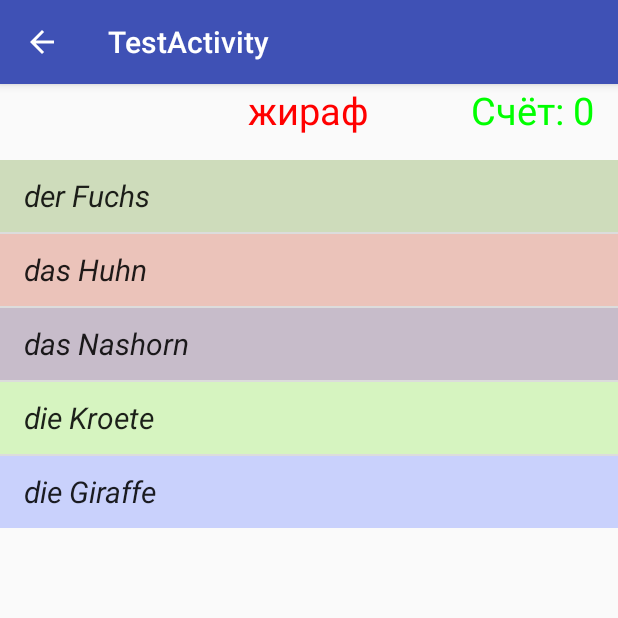
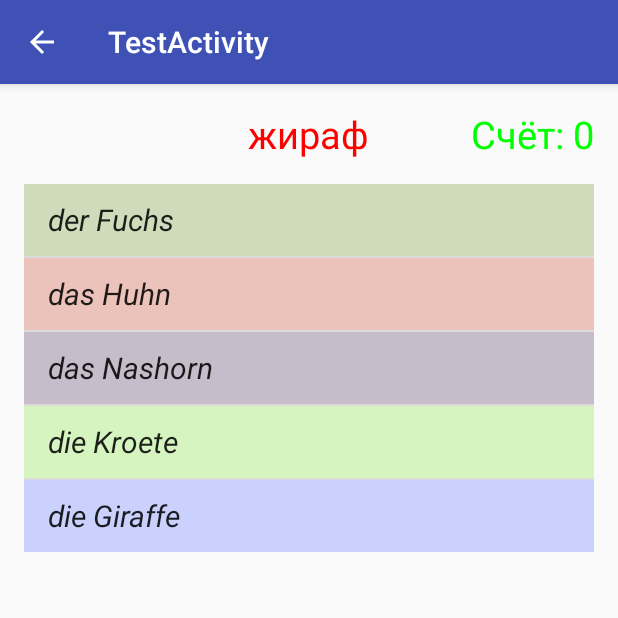
Before and after one commit to AIRAT1/LearnGermanWithNavigationDrawer, an Android app: the TestActivity screen opened directly, with no data from a screen before it, on a phone screen of 412 x 824 dp, the top half of it. Run offline under Robolectric (Android 15) with nearby library versions, the phone set to English and light mode, and no system bars.

Commit message:
add ViewHolder class + some optimizations

```diff
--- a/app/src/main/java/de/android/learngermanwithnavigationdrawer/MyArrayAdapter.java
+++ b/app/src/main/java/de/android/learngermanwithnavigationdrawer/MyArrayAdapter.java
@@ -1,6 +1,6 @@
 package de.android.learngermanwithnavigationdrawer;
 
-import android.content.Context;
+import android.app.Activity;
 import android.graphics.Color;
 import android.view.LayoutInflater;
 import android.view.View;
@@ -12,24 +12,37 @@ import java.util.ArrayList;
 import java.util.Random;
 
 public class MyArrayAdapter extends ArrayAdapter<String> {
-    private Context context;
-    private ArrayList<String> values;
+    private final ArrayList<String> values;
+    private final Activity contextActivity;
     private Random random = new Random();
 
-    public MyArrayAdapter(Context context, ArrayList<String> values) {
-        super(context, R.layout.list_view_layout, values);
-        this.context = context;
+    public MyArrayAdapter(Activity contextActivity, ArrayList<String> values) {
+        super(contextActivity, R.layout.list_view_layout, values);
+        this.contextActivity = contextActivity;
         this.values = values;
+    }
+
+    static class ViewHolder {
+        public TextView textView;
     }
 
     @Override
     public View getView(int position, View convertView, ViewGroup parent) {
-        LayoutInflater inflater = (LayoutInflater)context.getSystemService(Context.LAYOUT_INFLATER_SERVICE);
-        View view = inflater.inflate(R.layout.list_view_layout, parent, false);
-        TextView textViewListView = (TextView)view.findViewById(R.id.textViewListView);
-        textViewListView.setText(values.get(position));
-        textViewListView.setBackgroundColor(Color.argb(80, random.nextInt(255),
-                random.nextInt(255), random.nextInt(255)));
+
+        ViewHolder holder;
+        View view = convertView;
+        if (view == null) {
+            LayoutInflater inflater = contextActivity.getLayoutInflater();
+            view = inflater.inflate(R.layout.list_view_layout, parent, false);
+            holder = new ViewHolder();
+            holder.textView = (TextView)view.findViewById(R.id.textViewListView);
+            view.setTag(holder);
+        }else {
+            holder = (ViewHolder)view.getTag();
+        }
+        holder.textView.setText(values.get(position));
+        holder.textView.setBackgroundColor(Color.argb(80, random.nextInt(255), random.nextInt(255),
+                random.nextInt(255)));
         return view;
     }
 }
--- a/app/src/main/res/layout/main_layout.xml
+++ b/app/src/main/res/layout/main_layout.xml
@@ -13,13 +13,14 @@
         tools:text="Test"
         android:id="@+id/questionTextView"
         android:layout_alignParentTop="true"
+        android:layout_marginTop="16dp"
         android:layout_centerHorizontal="true" />
     <ListView
         android:layout_width="match_parent"
         android:layout_height="wrap_content"
         android:id="@+id/listView"
         android:layout_below="@+id/questionTextView"
-        android:layout_marginTop="16dp"/>
+        android:layout_margin="16dp"/>
 
     <TextView
         android:layout_width="wrap_content"
```
